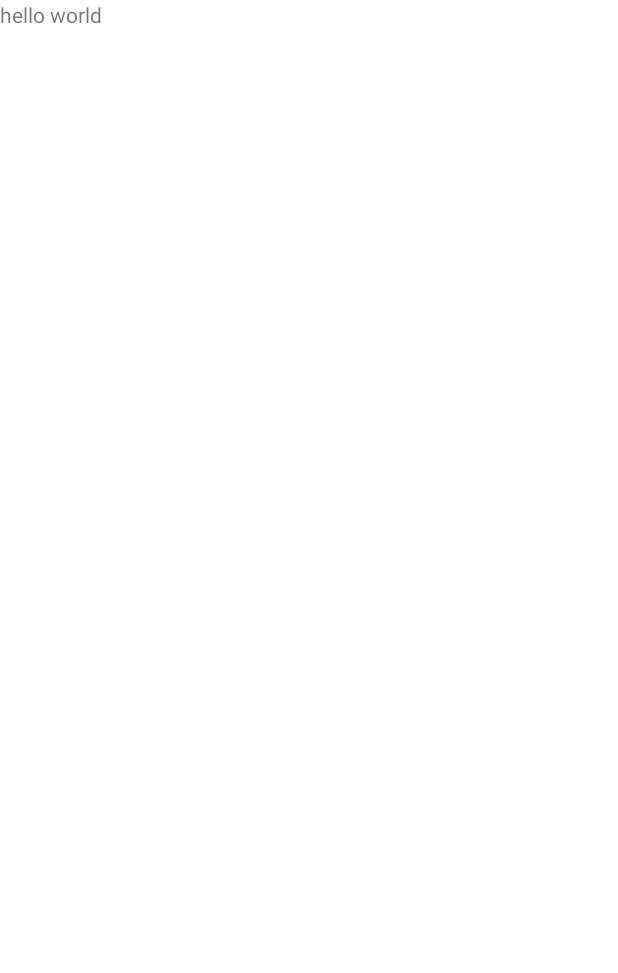
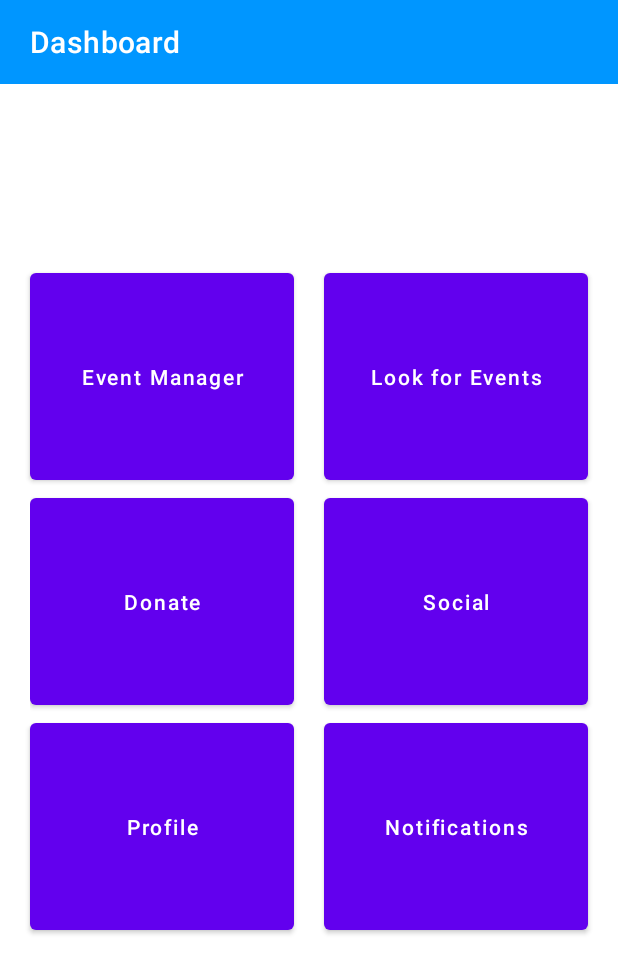
Before and after one commit to jonyurisoon/PhilantroLink, an Android app: the DashboardActivity screen opened directly, with no data from a screen before it, on a phone screen of 412 x 824 dp. Before the commit the part shown is almost empty. Shown: the top 973 px of the screen. Run offline under Robolectric (Android 15) with nearby library versions, the phone set to English and light mode, and no system bars.

Commit message:
on going dashboard ui

```diff
--- a/app/src/main/res/drawable/button_background2.xml
+++ b/app/src/main/res/drawable/button_background2.xml
@@ -1,6 +1,6 @@
 <!-- button_background2.xml -->
 <shape xmlns:android="http://schemas.android.com/apk/res/android"
     android:shape="rectangle">
-    <solid android:color="@android:color/transparent" /> <!-- Set solid color to transparent -->
+    <solid android:color="@android:color/transparent" />
     <corners android:radius="20dp" />
 </shape>
--- a/app/src/main/res/layout/activity_dashboard.xml
+++ b/app/src/main/res/layout/activity_dashboard.xml
@@ -3,15 +3,106 @@
     xmlns:tools="http://schemas.android.com/tools"
     android:layout_width="match_parent"
     android:layout_height="match_parent"
+    xmlns:app="http://schemas.android.com/apk/res-auto"
     android:orientation="vertical"
     tools:context=".DashboardActivity">
 
-    <TextView
-        android:id="@+id/textView"
-        android:layout_width="wrap_content"
+    <androidx.appcompat.widget.Toolbar
+        android:id="@+id/toolbar"
+        android:layout_width="match_parent"
         android:layout_height="wrap_content"
-        android:text="hello world"
-        tools:layout_editor_absoluteX="6dp"
-        tools:layout_editor_absoluteY="11dp" />
+        android:background="@color/blue"
+        app:title="Dashboard"
+        app:titleMarginStart="20dp"
+        android:theme="@style/ThemeOverlay.AppCompat.Dark.ActionBar"
+        android:popupTheme="@style/ThemeOverlay.AppCompat.Light"
+        app:layout_constraintTop_toTopOf="parent"
+        />
 
+
+    <!-- First Row -->
+    <LinearLayout
+        android:layout_width="match_parent"
+        android:layout_height="wrap_content"
+        android:layout_marginTop="120dp"
+        android:orientation="horizontal">
+
+        <Button
+            android:layout_width="0dp"
+            android:layout_marginLeft="20dp"
+            android:layout_height="150dp"
+            android:layout_weight="1"
+            android:textAllCaps="false"
+            android:text="Event Manager" />
+
+        <!-- Add space between buttons -->
+        <Space
+            android:layout_width="20dp"
+            android:layout_height="match_parent" />
+
+        <Button
+            android:layout_width="0dp"
+            android:layout_marginRight="20dp"
+            android:layout_height="150dp"
+            android:layout_weight="1"
+            android:textAllCaps="false"
+            android:text="Look for Events" />
+    </LinearLayout>
+
+    <!-- Second Row -->
+    <LinearLayout
+        android:layout_width="match_parent"
+        android:layout_height="wrap_content"
+        android:layout_marginLeft="20dp"
+        android:orientation="horizontal">
+
+        <Button
+            android:layout_width="0dp"
+            android:layout_height="150dp"
+            android:layout_weight="1"
+            android:textAllCaps="false"
+            android:text="Donate" />
+
+        <!-- Add space between buttons -->
+        <Space
+            android:layout_width="20dp"
+            android:layout_height="match_parent" />
+
+        <Button
+            android:layout_width="0dp"
+            android:layout_height="150dp"
+            android:layout_marginRight="20dp"
+            android:layout_weight="1"
+            android:textAllCaps="false"
+            android:text="Social" />
+    </LinearLayout>
+
+    <!-- Third Row -->
+    <LinearLayout
+        android:layout_width="match_parent"
+        android:layout_height="wrap_content"
+        android:orientation="horizontal">
+
+        <Button
+            android:layout_width="0dp"
+            android:layout_height="150dp"
+            android:layout_marginLeft="20dp"
+            android:layout_weight="1"
+            android:textAllCaps="false"
+            android:text="Profile" />
+
+        <!-- Add space between buttons -->
+        <Space
+            android:layout_width="20dp"
+            android:layout_height="match_parent" />
+
+        <Button
+            android:layout_width="0dp"
+            android:layout_height="150dp"
+            android:layout_marginRight="20dp"
+
+            android:layout_weight="1"
+            android:textAllCaps="false"
+            android:text="Notifications" />
+    </LinearLayout>
 </LinearLayout>
--- a/app/src/main/res/layout/activity_login.xml
+++ b/app/src/main/res/layout/activity_login.xml
@@ -59,7 +59,8 @@
         android:layout_marginTop="25dp"
         android:text="Login"
         android:textAllCaps="false"
-        android:textColor="@android:color/white" />
+        android:textColor="@android:color/white"
+        />
 
     <TextView
         android:layout_width="wrap_content"
@@ -71,15 +72,17 @@
         android:clickable="true"
         />
 
+
     <Button
         android:id="@+id/GoogleLoginButton"
         android:layout_width="250dp"
         android:layout_height="wrap_content"
         android:layout_gravity="center_horizontal"
         android:layout_marginTop="15dp"
+        android:background="@drawable/button_background2"
+        android:drawableLeft="@drawable/googlelogo"
+        android:foreground="@drawable/button_border2"
         android:text="Continue with Google"
-        android:background="@drawable/button_background2"
-        android:foreground="@drawable/button_border2"
         android:textAllCaps="false"
         android:textColor="@android:color/black" />
 
```
Also changed, not shown: app/src/main/res/drawable/googlelogo.png.
